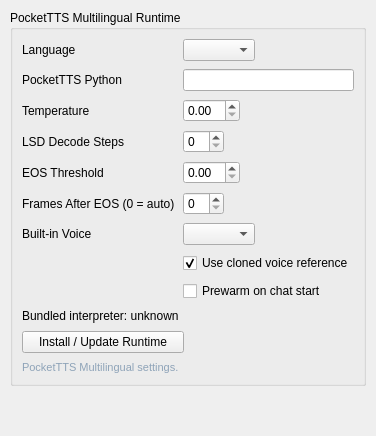
Above: addons/pockettts_multilingual_tts/ui/pockettts_multilingual_tts.ui from Rakile/NeuralCompanion before the change. Below: the same form after it.
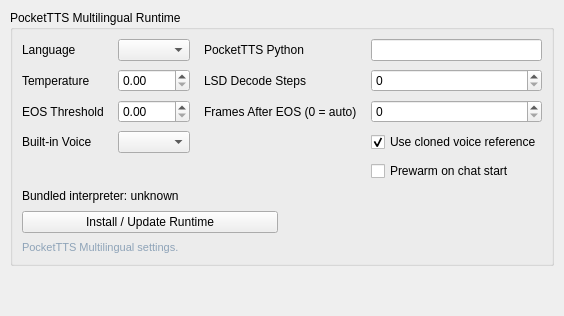
That is the form after the change.

Commit message: Add multilingual TTS UI bindings and tutorial updates

The edit to the form file:
```diff
--- a/addons/pockettts_multilingual_tts/ui/pockettts_multilingual_tts.ui
+++ b/addons/pockettts_multilingual_tts/ui/pockettts_multilingual_tts.ui
@@ -25,9 +25,12 @@
        <number>8</number>
       </property>
       <item>
-       <layout class="QFormLayout" name="pocketttsMultilingualForm">
-        <property name="fieldGrowthPolicy">
-         <enum>QFormLayout::FieldGrowthPolicy::ExpandingFieldsGrow</enum>
+       <layout class="QGridLayout" name="pocketttsMultilingualForm">
+        <property name="horizontalSpacing">
+         <number>14</number>
+        </property>
+        <property name="verticalSpacing">
+         <number>8</number>
         </property>
         <item row="0" column="0">
          <widget class="QLabel" name="pockettts_multilingual_language_label">
@@ -39,77 +42,77 @@
         <item row="0" column="1">
          <widget class="QComboBox" name="pockettts_multilingual_language_combo"/>
         </item>
-        <item row="1" column="0">
+        <item row="0" column="2">
          <widget class="QLabel" name="pockettts_multilingual_python_label">
           <property name="text">
            <string>PocketTTS Python</string>
           </property>
          </widget>
         </item>
-        <item row="1" column="1">
+        <item row="0" column="3">
          <widget class="QLineEdit" name="pockettts_multilingual_python_edit"/>
         </item>
-        <item row="2" column="0">
+        <item row="1" column="0">
          <widget class="QLabel" name="pockettts_multilingual_temperature_label">
           <property name="text">
            <string>Temperature</string>
           </property>
          </widget>
         </item>
-        <item row="2" column="1">
+        <item row="1" column="1">
          <widget class="QDoubleSpinBox" name="pockettts_multilingual_temperature_spin"/>
         </item>
-        <item row="3" column="0">
+        <item row="1" column="2">
          <widget class="QLabel" name="pockettts_multilingual_lsd_steps_label">
           <property name="text">
            <string>LSD Decode Steps</string>
           </property>
          </widget>
         </item>
-        <item row="3" column="1">
+        <item row="1" column="3">
          <widget class="QSpinBox" name="pockettts_multilingual_lsd_steps_spin"/>
         </item>
-        <item row="4" column="0">
+        <item row="2" column="0">
          <widget class="QLabel" name="pockettts_multilingual_eos_threshold_label">
           <property name="text">
            <string>EOS Threshold</string>
           </property>
          </widget>
         </item>
-        <item row="4" column="1">
+        <item row="2" column="1">
          <widget class="QDoubleSpinBox" name="pockettts_multilingual_eos_threshold_spin"/>
         </item>
-        <item row="5" column="0">
+        <item row="2" column="2">
          <widget class="QLabel" name="pockettts_multilingual_frames_after_eos_label">
           <property name="text">
            <string>Frames After EOS (0 = auto)</string>
           </property>
          </widget>
         </item>
-        <item row="5" column="1">
+        <item row="2" column="3">
          <widget class="QSpinBox" name="pockettts_multilingual_frames_after_eos_spin"/>
         </item>
-        <item row="6" column="0">
+        <item row="3" column="0">
          <widget class="QLabel" name="pockettts_multilingual_builtin_voice_label">
           <property name="text">
            <string>Built-in Voice</string>
           </property>
          </widget>
         </item>
-        <item row="6" column="1">
+        <item row="3" column="1">
          <widget class="QComboBox" name="pockettts_multilingual_builtin_voice_combo"/>
         </item>
-        <item row="7" column="1">
+        <item row="3" column="3">
          <widget class="QCheckBox" name="pockettts_multilingual_use_cloned_voice_checkbox">
           <property name="text">
            <string>Use cloned voice reference</string>
           </property>
           <property name="checked">
            <bool>true</bool>
-           </property>
-          </widget>
-         </item>
-        <item row="8" column="1">
+          </property>
+         </widget>
+        </item>
+        <item row="4" column="3">
          <widget class="QCheckBox" name="pockettts_multilingual_prewarm_checkbox">
           <property name="text">
            <string>Prewarm on chat start</string>
```
The commit also changes 29 other files.
